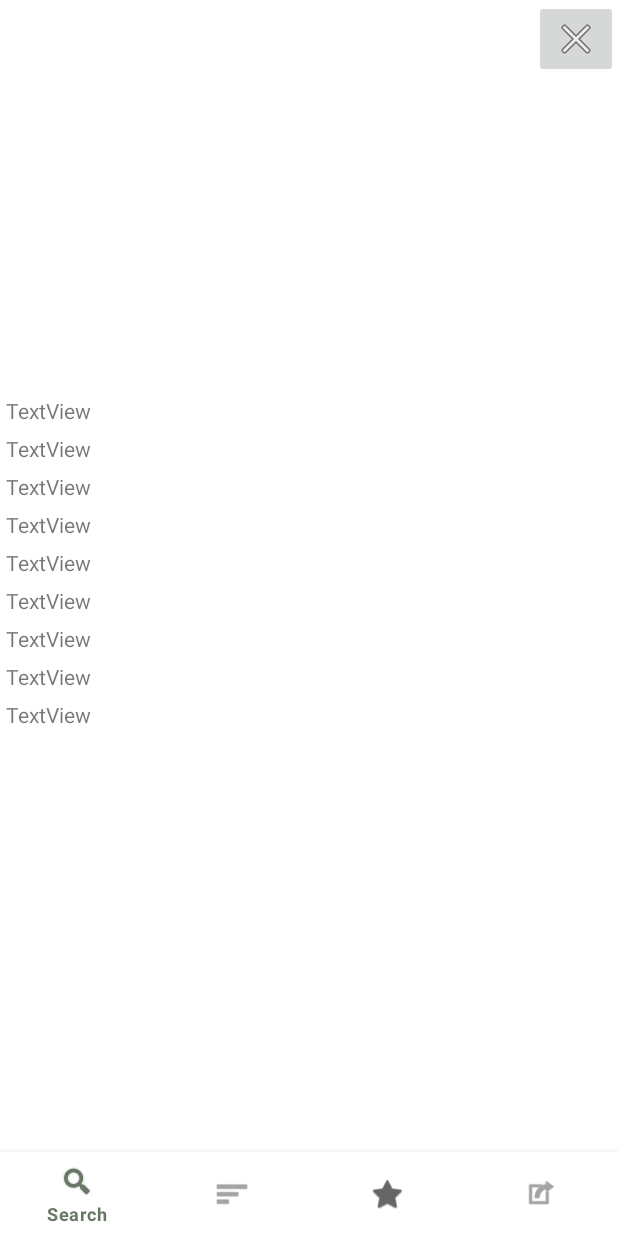
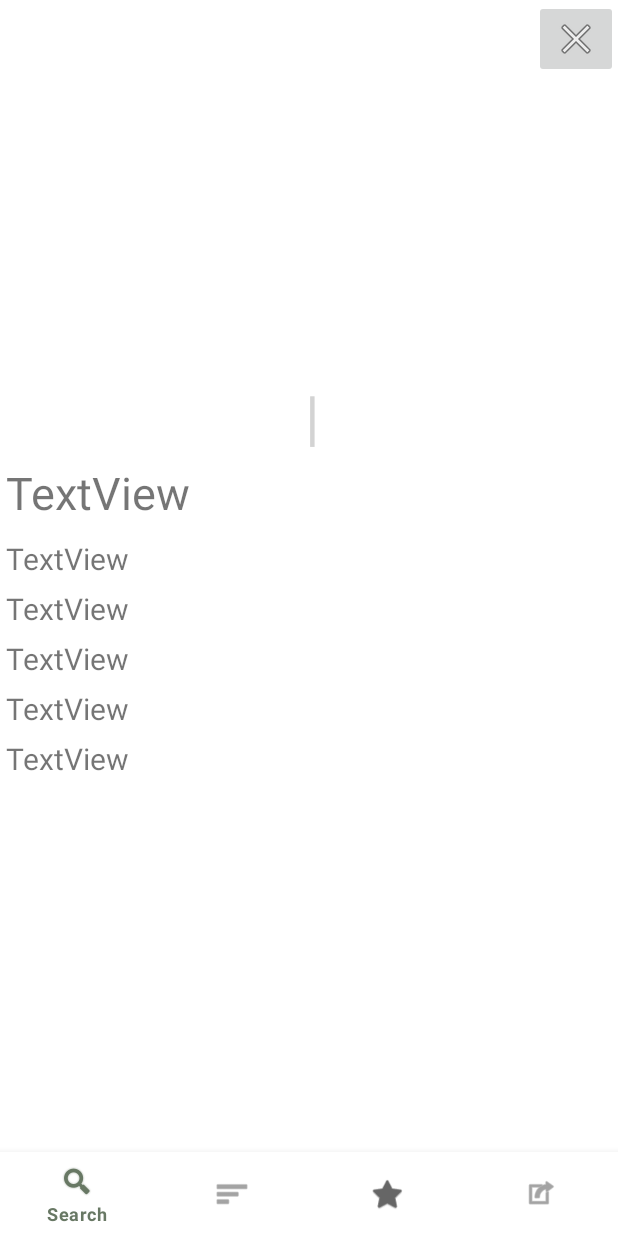
Before and after one commit to OSU-CodePath-Android-Spring-2022/real-estate-app, an Android app: the fragment DetailsFragment placed in its activity, on a phone screen of 412 x 824 dp. Run offline under Robolectric (Android 15) with nearby library versions, the phone set to English and light mode, and no system bars; libraries missing offline, so code that uses them is left out: com.codepath.asynchttpclient, com.parse; pictures from the network do not load.

Commit message:
Update details screen

```diff
--- a/app/src/main/res/layout/fragment_details.xml
+++ b/app/src/main/res/layout/fragment_details.xml
@@ -9,6 +9,7 @@
         android:id="@+id/ivMainPhoto"
         android:layout_width="match_parent"
         android:layout_height="200dp"
+        android:layout_marginTop="50dp"
         app:layout_constraintEnd_toEndOf="parent"
         app:layout_constraintStart_toStartOf="parent"
         app:layout_constraintTop_toTopOf="parent"
@@ -36,6 +37,17 @@
         tools:text="3 bds" />
 
     <TextView
+        android:id="@+id/pipeChar"
+        android:layout_width="wrap_content"
+        android:layout_height="wrap_content"
+        android:text="@string/pipe_char"
+        android:textSize="40sp"
+        android:textColor="#D3D3D3"
+        app:layout_constraintLeft_toRightOf="@+id/tvBedRooms"
+        app:layout_constraintRight_toLeftOf="@+id/tvBathRooms"
+        app:layout_constraintTop_toBottomOf="@+id/ivMainPhoto" />
+
+    <TextView
         android:id="@+id/tvBathRooms"
         android:layout_width="wrap_content"
         android:layout_height="wrap_content"
@@ -47,29 +59,34 @@
         app:layout_constraintTop_toBottomOf="@+id/ivMainPhoto"
         tools:text="2.5 ba" />
 
-    <ImageButton
-        android:id="@+id/closeBtn"
+    <TextView
+        android:id="@+id/tvAddress"
         android:layout_width="wrap_content"
         android:layout_height="wrap_content"
-        app:layout_constraintEnd_toEndOf="parent"
-        app:layout_constraintTop_toTopOf="parent"
-        app:srcCompat="@android:drawable/ic_menu_close_clear_cancel" />
+        android:text="TextView"
+        android:textSize="30dp"
+        app:layout_constraintStart_toStartOf="parent"
+        android:layout_marginTop="4dp"
+        android:layout_marginStart="4dp"
+        app:layout_constraintTop_toBottomOf="@+id/tvPrice" />
 
     <TextView
         android:id="@+id/tvPropertyID"
         android:layout_width="wrap_content"
         android:layout_height="wrap_content"
         android:text="TextView"
+        android:textSize="20dp"
         app:layout_constraintStart_toStartOf="parent"
         android:layout_marginTop="10dp"
         android:layout_marginStart="4dp"
-        app:layout_constraintTop_toBottomOf="@+id/tvPrice" />
+        app:layout_constraintTop_toBottomOf="@+id/tvAddress" />
 
     <TextView
         android:id="@+id/tvYearBuilt"
         android:layout_width="wrap_content"
         android:layout_height="wrap_content"
         android:text="TextView"
+        android:textSize="20dp"
         android:layout_marginTop="6dp"
         android:layout_marginStart="4dp"
         app:layout_constraintStart_toStartOf="parent"
@@ -80,6 +97,7 @@
         android:layout_width="wrap_content"
         android:layout_height="wrap_content"
         android:text="TextView"
+        android:textSize="20dp"
         android:layout_marginTop="6dp"
         android:layout_marginStart="4dp"
         app:layout_constraintStart_toStartOf="parent"
@@ -90,6 +108,7 @@
         android:layout_width="wrap_content"
         android:layout_height="wrap_content"
         android:text="TextView"
+        android:textSize="20dp"
         android:layout_marginTop="6dp"
         android:layout_marginStart="4dp"
         app:layout_constraintStart_toStartOf="parent"
@@ -100,50 +119,18 @@
         android:layout_width="wrap_content"
         android:layout_height="wrap_content"
         android:text="TextView"
+        android:textSize="20dp"
         android:layout_marginTop="6dp"
         android:layout_marginStart="4dp"
         app:layout_constraintStart_toStartOf="parent"
         app:layout_constraintTop_toBottomOf="@+id/tvLotSize" />
 
-    <TextView
-        android:id="@+id/tvPostCode"
+    <ImageButton
+        android:id="@+id/closeBtn"
         android:layout_width="wrap_content"
         android:layout_height="wrap_content"
-        android:text="TextView"
-        android:layout_marginTop="6dp"
-        android:layout_marginStart="4dp"
-        app:layout_constraintStart_toStartOf="parent"
-        app:layout_constraintTop_toBottomOf="@+id/tvStateCode" />
-
-    <TextView
-        android:id="@+id/tvCity"
-        android:layout_width="wrap_content"
-        android:layout_height="wrap_content"
-        android:text="TextView"
-        android:layout_marginTop="6dp"
-        android:layout_marginStart="4dp"
-        app:layout_constraintStart_toStartOf="parent"
-        app:layout_constraintTop_toBottomOf="@+id/tvStreetAddr" />
-
-    <TextView
-        android:id="@+id/tvStateCode"
-        android:layout_width="wrap_content"
-        android:layout_height="wrap_content"
-        android:text="TextView"
-        android:layout_marginTop="6dp"
-        android:layout_marginStart="4dp"
-        app:layout_constraintStart_toStartOf="parent"
-        app:layout_constraintTop_toBottomOf="@+id/tvCity" />
-
-    <TextView
-        android:id="@+id/tvStreetAddr"
-        android:layout_width="wrap_content"
-        android:layout_height="wrap_content"
-        android:text="TextView"
-        android:layout_marginTop="6dp"
-        android:layout_marginStart="4dp"
-        app:layout_constraintStart_toStartOf="parent"
-        app:layout_constraintTop_toBottomOf="@+id/tvHomeType" />
-
+        app:layout_constraintEnd_toEndOf="parent"
+        app:layout_constraintTop_toTopOf="parent"
+        app:srcCompat="@android:drawable/ic_menu_close_clear_cancel" />
 
 </androidx.constraintlayout.widget.ConstraintLayout>
```
Also changed, not shown: app/src/main/java/com/example/realestateapp/fragments/DetailsFragment.kt (+7 -16 lines).
